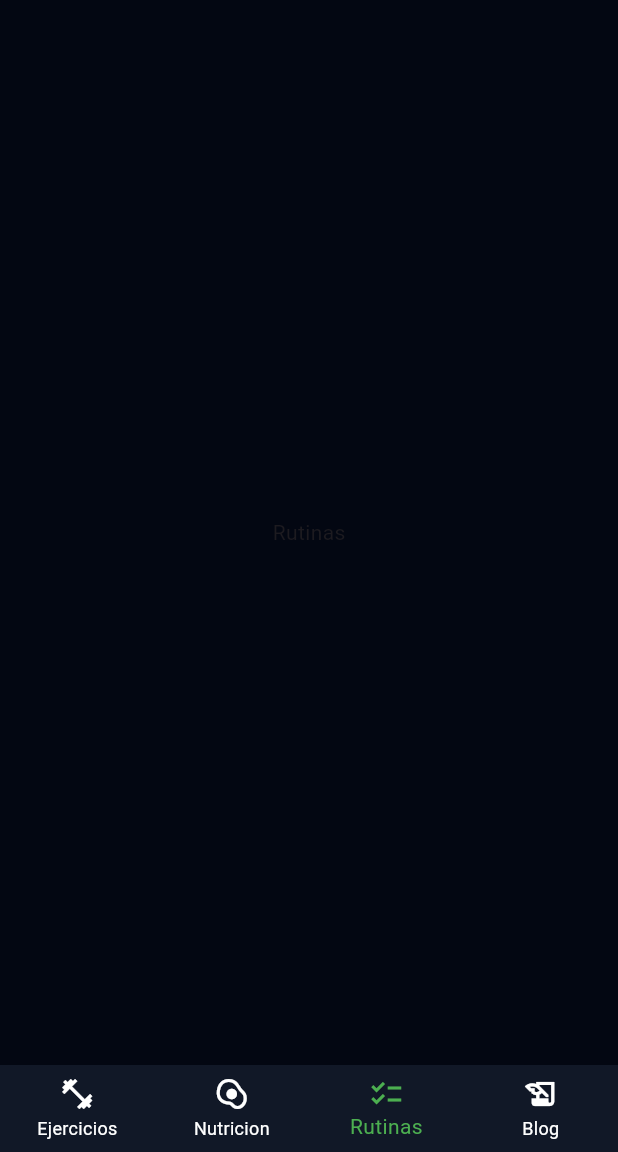
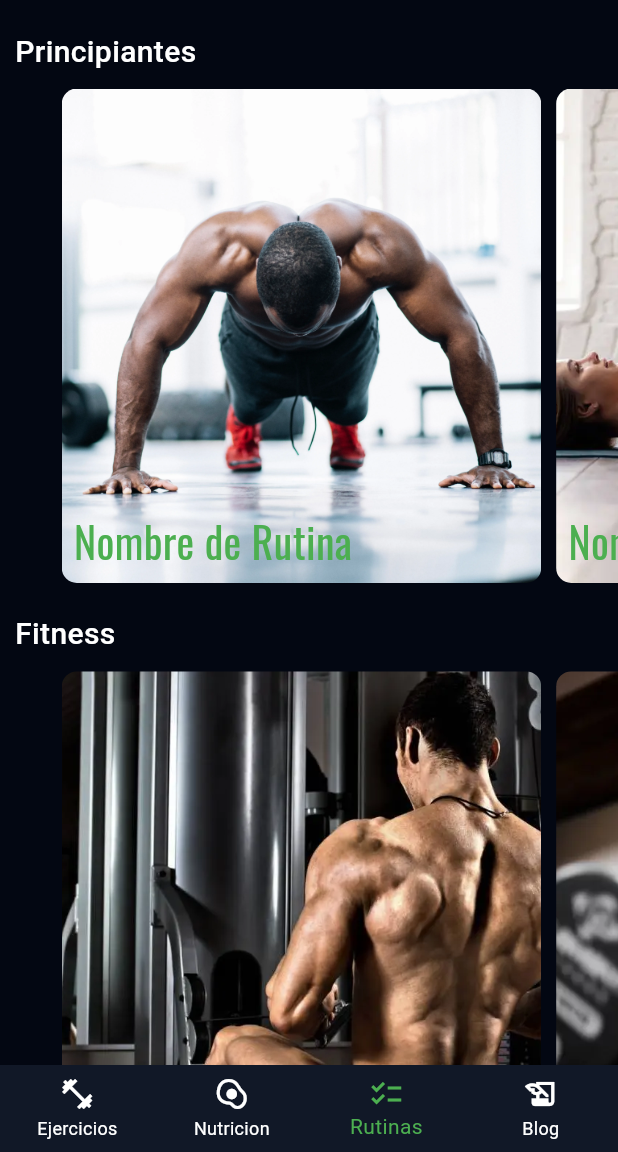
Before and after one commit to JasubiPL/Entrenate-App, a Flutter app: the RoutineScreen screen opened by its route, on a phone screen of 412 x 824 dp, the part 84-1236 px from its top. Run offline on Flutter 3.47's test engine with Material 3 defaults, Android fonts, the light colour scheme and no system bars; network calls fail.

Commit message:
Se crea la seccion de rutinas en forma de carrousel

```diff
--- /dev/null
+++ b/lib/mocks/routines_mocks.dart
@@ -0,0 +1,78 @@
+    import 'package:flutter/material.dart';
+
+final List<Color> colors = [
+    Colors.red,
+    Colors.green,
+    Colors.blue,
+    Colors.yellow,
+    Colors.orange,
+];
+
+final List<Map> beginners = [
+  {
+    'image' : 'assets/img/routines/example-1.webp',
+    'routineName' : 'Nombre de Rutina'
+  },
+  {
+    'image' : 'assets/img/routines/example-2.webp',
+    'routineName' : 'Nombre de Rutina'
+  },
+  {
+    'image' : 'assets/img/routines/example-3.webp',
+    'routineName' : 'Nombre de Rutina'
+  },
+  {
+    'image' : 'assets/img/routines/example-4.webp',
+    'routineName' : 'Nombre de Rutina'
+  },
+  {
+    'image' : 'assets/img/routines/example-5.webp',
+    'routineName' : 'Nombre de Rutina'
+  },
+];
+
+final List<Map> fitness = [
+  {
+    'image' : 'assets/img/routines/example-6.webp',
+    'routineName' : 'Nombre de Rutina'
+  },
+  {
+    'image' : 'assets/img/routines/example-7.webp',
+    'routineName' : 'Nombre de Rutina'
+  },
+  {
+    'image' : 'assets/img/routines/example-8.webp',
+    'routineName' : 'Nombre de Rutina'
+  },
+  {
+    'image' : 'assets/img/routines/example-9.webp',
+    'routineName' : 'Nombre de Rutina'
+  },
+  {
+    'image' : 'assets/img/routines/example-10.webp',
+    'routineName' : 'Nombre de Rutina'
+  },
+];
+
+final List<Map> bodybuilder = [
+  {
+    'image' : 'assets/img/routines/example-11.webp',
+    'routineName' : 'Nombre de Rutina'
+  },
+  {
+    'image' : 'assets/img/routines/example-12.webp',
+    'routineName' : 'Nombre de Rutina'
+  },
+  {
+    'image' : 'assets/img/routines/example-13.webp',
+    'routineName' : 'Nombre de Rutina'
+  },
+  {
+    'image' : 'assets/img/routines/example-14.webp',
+    'routineName' : 'Nombre de Rutina'
+  },
+  {
+    'image' : 'assets/img/routines/example-15.webp',
+    'routineName' : 'Nombre de Rutina'
+  },
+];
--- a/lib/screens/routine_screen.dart
+++ b/lib/screens/routine_screen.dart
@@ -1,5 +1,5 @@
-import 'package:entrenate/widgets/my_appbar.dart';
-import 'package:entrenate/widgets/navbar.dart';
+import 'package:entrenate/mocks/routines_mocks.dart';
+import 'package:entrenate/widgets/widgets.dart';
 import 'package:flutter/material.dart';
 
 class RoutineScreen extends StatelessWidget {
@@ -11,13 +11,28 @@ class RoutineScreen extends StatelessWidget {
     const primaryColor = Color.fromARGB(255, 17, 24, 39);
     const bgColor = Color.fromARGB(255, 3, 7, 18);
 
-    return const Scaffold(
+
+    return Scaffold(
       backgroundColor: bgColor,
-      appBar: MyAppBar(screenTitle: 'Rutinas'),
-      body: Center(
-        child: Text('Rutinas'),
+      appBar: const MyAppBar(screenTitle: 'Rutinas'),
+      body: ListView(
+        children: [
+          Carousel(
+            title: 'Principiantes',
+            data: beginners,
+          ),
+          Carousel(
+            title: 'Fitness',
+            data: fitness,
+          ),
+          Carousel(
+            title: 'Bodybuilders',
+            data: bodybuilder,
+          ),
+
+        ],
       ),
-      bottomNavigationBar: Navbar(index: 2),
+      bottomNavigationBar: const Navbar(index: 2),
     );
   }
 }
--- /dev/null
+++ b/lib/widgets/carousel.dart
@@ -0,0 +1,52 @@
+import 'package:flutter/material.dart';
+
+class Carousel extends StatelessWidget {
+  const Carousel({
+    super.key,
+    required this.title,
+    required this.data
+  });
+
+  final List<Map> data;
+  final String title;
+
+  @override
+  Widget build(BuildContext context) {
+    return Column(
+    crossAxisAlignment: CrossAxisAlignment.start,
+      children: [
+        Padding(
+          padding: const EdgeInsets.only(left: 10, top: 20, bottom: 10),
+          child: Text(title, style: const TextStyle(color: Colors.white, fontSize: 20, fontWeight: FontWeight.w500)),
+        ),
+        SizedBox(
+          height: MediaQuery.of(context).size.height / 2.5,
+          child: PageView.builder(
+          controller: PageController(viewportFraction: .8),
+          itemCount: data.length,
+          itemBuilder: (context, index) {
+            final _routine = data[index];
+            return Container(
+              margin: const EdgeInsets.only(right: 10),
+              decoration: BoxDecoration(
+                borderRadius: BorderRadius.circular(10),
+                image: DecorationImage(image: AssetImage(_routine['image']), fit: BoxFit.cover)
+              ),
+              child: Align(
+                alignment: Alignment.bottomLeft,
+                child: Padding(
+                  padding: const EdgeInsets.all(8.0),
+                  child: Text(
+                    _routine['routineName'],
+                    style: const TextStyle(fontSize: 28.0, color: Colors.green, fontFamily: 'titles'),
+                  ),
+                ),
+              ),
+            );
+          },
+          ),
+        ),
+      ],
+    );
+  }
+}
--- a/lib/widgets/widgets.dart
+++ b/lib/widgets/widgets.dart
@@ -1,3 +1,4 @@
 export 'package:entrenate/widgets/my_appbar.dart';
 export 'package:entrenate/widgets/navbar.dart';
 export 'package:entrenate/widgets/body_card.dart';
+export 'package:entrenate/widgets/carousel.dart';
--- a/pubspec.yaml
+++ b/pubspec.yaml
@@ -26,3 +26,4 @@ flutter:
   assets:
     - assets/img/
     - assets/img/icons/
+    - assets/img/routines/
```
Also changed, not shown: assets/img/routines/example-1.webp (added), assets/img/routines/example-10.webp (added), assets/img/routines/example-11.webp (added), assets/img/routines/example-12.webp (added), assets/img/routines/example-13.webp (added), assets/img/routines/example-14.webp (added), assets/img/routines/example-15.webp (added), assets/img/routines/example-2.webp (added), assets/img/routines/example-3.webp (added), assets/img/routines/example-4.webp (added), assets/img/routines/example-5.webp (added), assets/img/routines/example-6.webp (added), assets/img/routines/example-7.webp (added), assets/img/routines/example-8.webp (added), 1 more files, 1 other file.
